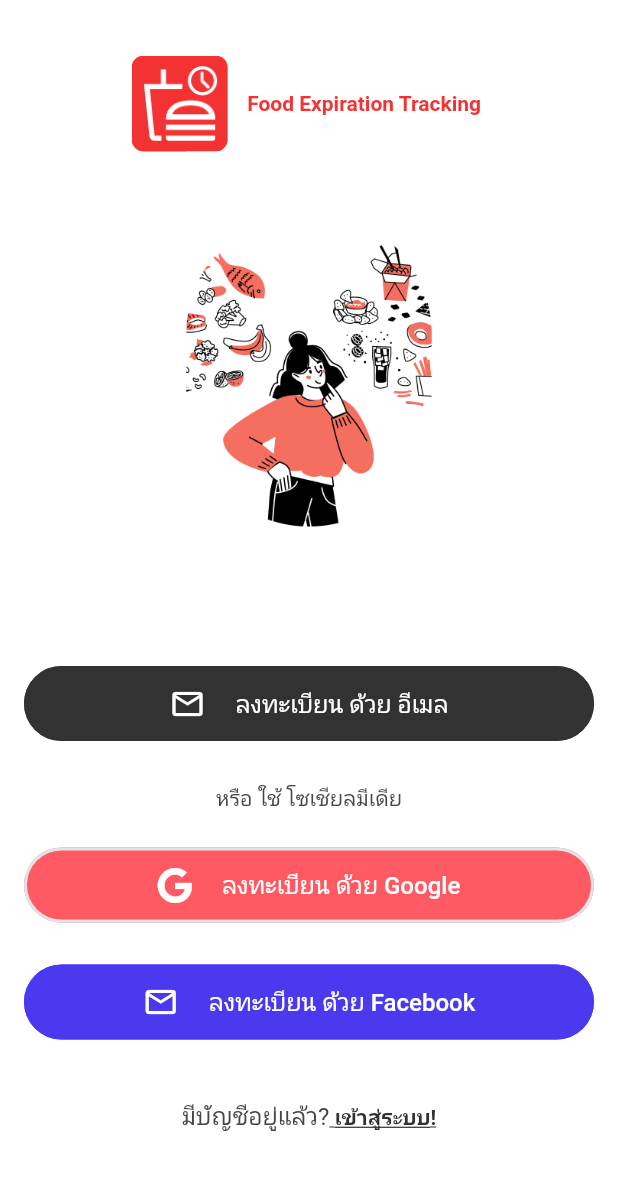
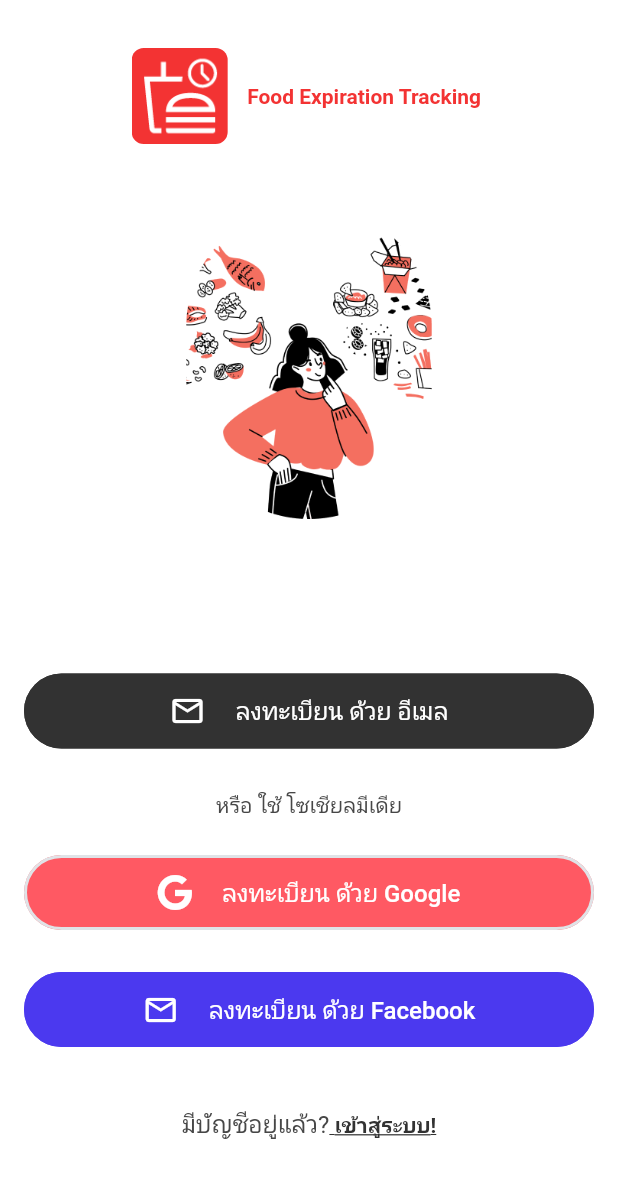
Before and after one commit to kittizz/food_expiration_app, a Flutter app: the screen it shows after launch, on a phone screen of 412 x 824 dp. Shown: the top 1178 px of the screen. Run offline on Flutter 3.47's test engine with Material 2 defaults, Android fonts, the phone set to English and light mode, and no system bars; drawn by our look-alikes of auto_size_text; our stand-ins replace cloud_firestore, cloud_functions, dropdown_button2, easy_debounce, equatable, firebase_auth and 22 more; missing offline and left inert: flutter_facebook_auth, json_path, mime_type; accounts and stored records are empty; Roboto replaces fonts that are missing (IBM Plex Sans Thai).

Commit message:
Updating to latest FlutterFlow output.

```diff
--- a/lib/unauthenticated/welcome/welcome_widget.dart
+++ b/lib/unauthenticated/welcome/welcome_widget.dart
@@ -60,7 +60,7 @@ class _WelcomeWidgetState extends State<WelcomeWidget> {
               mainAxisSize: MainAxisSize.max,
               mainAxisAlignment: MainAxisAlignment.spaceEvenly,
               children: [
-                Flexible(
+                Expanded(
                   child: Padding(
                     padding:
                         EdgeInsetsDirectional.fromSTEB(0.0, 32.0, 0.0, 0.0),
@@ -126,12 +126,10 @@ class _WelcomeWidgetState extends State<WelcomeWidget> {
                     ),
                   ),
                 ),
-                Flexible(
+                Expanded(
                   child: Padding(
                     padding:
                         EdgeInsetsDirectional.fromSTEB(0.0, 10.0, 0.0, 0.0),
-                    child: SingleChildScrollView(
-                      primary: false,
                     child: Column(
                       mainAxisSize: MainAxisSize.max,
                       mainAxisAlignment: MainAxisAlignment.end,
@@ -169,8 +167,7 @@ class _WelcomeWidgetState extends State<WelcomeWidget> {
                                   ),
                               elevation: 0.0,
                               borderSide: BorderSide(
-                                  color:
-                                      FlutterFlowTheme.of(context).primaryText,
+                                color: FlutterFlowTheme.of(context).primaryText,
                                 width: 2.0,
                               ),
                               borderRadius: BorderRadius.circular(50.0),
@@ -238,8 +235,8 @@ class _WelcomeWidgetState extends State<WelcomeWidget> {
                           child: FFButtonWidget(
                             onPressed: () async {
                               GoRouter.of(context).prepareAuthEvent();
-                                final user = await authManager
-                                    .signInWithFacebook(context);
+                              final user =
+                                  await authManager.signInWithFacebook(context);
                               if (user == null) {
                                 return;
                               }
@@ -308,8 +305,7 @@ class _WelcomeWidgetState extends State<WelcomeWidget> {
                                               FlutterFlowTheme.of(context)
                                                   .bodyLargeFamily,
                                           fontWeight: FontWeight.bold,
-                                            decoration:
-                                                TextDecoration.underline,
+                                          decoration: TextDecoration.underline,
                                           useGoogleFonts: GoogleFonts.asMap()
                                               .containsKey(
                                                   FlutterFlowTheme.of(context)
@@ -317,14 +313,12 @@ class _WelcomeWidgetState extends State<WelcomeWidget> {
                                         ),
                                   )
                                 ],
-                                  style:
-                                      FlutterFlowTheme.of(context).labelLarge,
+                                style: FlutterFlowTheme.of(context).labelLarge,
                               ),
                             ),
                           ),
                         ),
                       ],
-                      ),
                     ),
                   ),
                 ),
```
Lines whose indentation alone changed are shown as unchanged.
